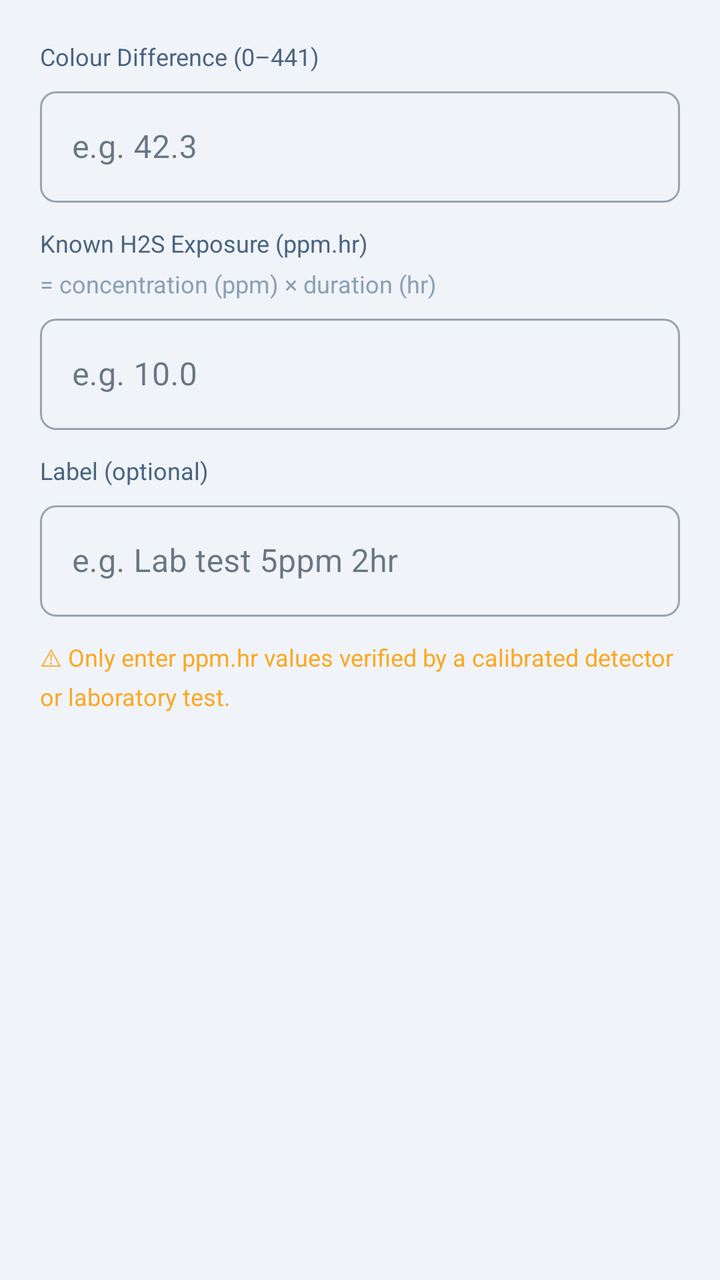
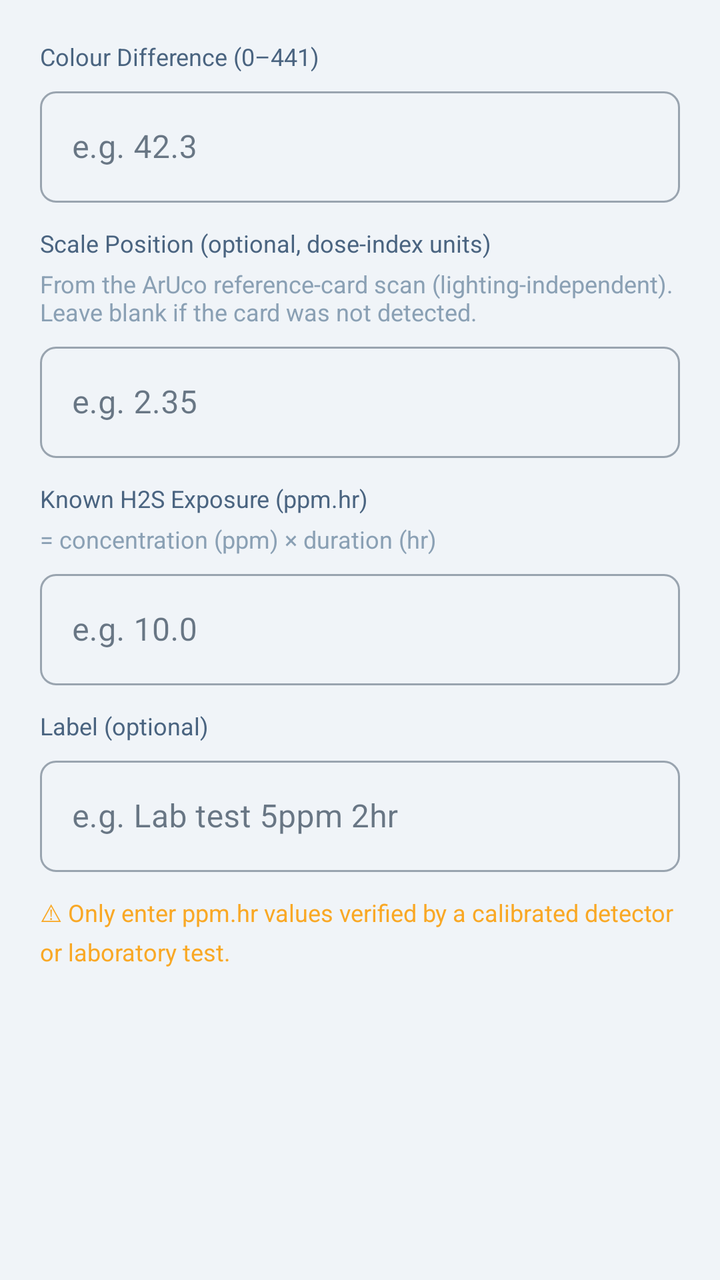

An Android layout rendered at two revisions. The XML below is the earlier revision; the diff shows what the commit changed to produce the second picture.
<!-- AndroidManifest.xml: application theme Theme.H2SDosimeter -->
<!-- res/layout/dialog_add_calibration_point.xml -->
<?xml version="1.0" encoding="utf-8"?>
<LinearLayout
    xmlns:android="http://schemas.android.com/apk/res/android"
    android:layout_width="match_parent"
    android:layout_height="wrap_content"
    android:orientation="vertical"
    android:padding="@dimen/card_padding">

    
    <TextView
        android:layout_width="match_parent"
        android:layout_height="wrap_content"
        android:text="Colour Difference (0–441)"
        android:textColor="@color/colorTextSecondary"
        android:textSize="@dimen/text_caption"
        android:layout_marginBottom="@dimen/spacing_4" />

    <com.google.android.material.textfield.TextInputLayout
        android:layout_width="match_parent"
        android:layout_height="wrap_content"
        android:hint="e.g. 42.3"
        android:layout_marginBottom="@dimen/spacing_12"
        style="@style/Widget.MaterialComponents.TextInputLayout.OutlinedBox">

        <com.google.android.material.textfield.TextInputEditText
            android:id="@+id/etColourDiff"
            android:layout_width="match_parent"
            android:layout_height="wrap_content"
            android:inputType="numberDecimal"
            android:imeOptions="actionNext" />
    </com.google.android.material.textfield.TextInputLayout>

    
    <TextView
        android:layout_width="match_parent"
        android:layout_height="wrap_content"
        android:text="Known H2S Exposure (ppm.hr)"
        android:textColor="@color/colorTextSecondary"
        android:textSize="@dimen/text_caption"
        android:layout_marginBottom="@dimen/spacing_4" />

    <TextView
        android:layout_width="match_parent"
        android:layout_height="wrap_content"
        android:text="= concentration (ppm) × duration (hr)"
        android:textColor="@color/colorTextHint"
        android:textSize="@dimen/text_caption"
        android:layout_marginBottom="@dimen/spacing_4" />

    <com.google.android.material.textfield.TextInputLayout
        android:layout_width="match_parent"
        android:layout_height="wrap_content"
        android:hint="e.g. 10.0"
        android:layout_marginBottom="@dimen/spacing_12"
        style="@style/Widget.MaterialComponents.TextInputLayout.OutlinedBox">

        <com.google.android.material.textfield.TextInputEditText
            android:id="@+id/etPpmHr"
            android:layout_width="match_parent"
            android:layout_height="wrap_content"
            android:inputType="numberDecimal"
            android:imeOptions="actionNext" />
    </com.google.android.material.textfield.TextInputLayout>

    
    <TextView
        android:layout_width="match_parent"
        android:layout_height="wrap_content"
        android:text="Label (optional)"
        android:textColor="@color/colorTextSecondary"
        android:textSize="@dimen/text_caption"
        android:layout_marginBottom="@dimen/spacing_4" />

    <com.google.android.material.textfield.TextInputLayout
        android:layout_width="match_parent"
        android:layout_height="wrap_content"
        android:hint="e.g. Lab test 5ppm 2hr"
        style="@style/Widget.MaterialComponents.TextInputLayout.OutlinedBox">

        <com.google.android.material.textfield.TextInputEditText
            android:id="@+id/etLabel"
            android:layout_width="match_parent"
            android:layout_height="wrap_content"
            android:inputType="text"
            android:imeOptions="actionDone" />
    </com.google.android.material.textfield.TextInputLayout>

    
    <TextView
        android:layout_width="match_parent"
        android:layout_height="wrap_content"
        android:layout_marginTop="@dimen/spacing_12"
        android:text="⚠ Only enter ppm.hr values verified by a calibrated detector or laboratory test."
        android:textColor="@color/colorStatusWarning"
        android:textSize="@dimen/text_caption"
        android:lineSpacingMultiplier="1.3" />

</LinearLayout>
<!-- resources referenced by this layout -->
<resources>
  <color name="colorStatusWarning">#F9A825</color>
  <color name="colorTextHint">#8AA0B4</color>
  <color name="colorTextSecondary">#4A6480</color>
  <dimen name="card_padding">20dp</dimen>
  <dimen name="spacing_12">12dp</dimen>
  <dimen name="spacing_4">4dp</dimen>
  <dimen name="text_caption">12sp</dimen>
  <style name="Theme.H2SDosimeter" parent="Theme.MaterialComponents.Light.NoActionBar">
  
          
          <item name="colorPrimary">@color/colorPrimary</item>
          <item name="colorPrimaryVariant">@color/colorPrimaryVariant</item>
          <item name="colorOnPrimary">@color/colorTextOnPrimary</item>
  
          
          <item name="colorSecondary">@color/colorAccent</item>
          <item name="colorSecondaryVariant">@color/colorAccentDark</item>
          <item name="colorOnSecondary">@color/white</item>
  
          
          <item name="android:colorBackground">@color/colorBackground</item>
          <item name="colorSurface">@color/colorSurface</item>
          <item name="colorOnBackground">@color/colorTextPrimary</item>
          <item name="colorOnSurface">@color/colorTextPrimary</item>
  
          
          <item name="android:statusBarColor">@color/colorPrimary</item>
          <item name="android:navigationBarColor">@color/colorPrimary</item>
  
          
          <item name="android:textColorPrimary">@color/colorTextPrimary</item>
          <item name="android:textColorSecondary">@color/colorTextSecondary</item>
          <item name="android:fontFamily">sans-serif</item>
  
          
          <item name="shapeAppearanceSmallComponent">@style/ShapeSmall</item>
          <item name="shapeAppearanceMediumComponent">@style/ShapeMedium</item>
          <item name="shapeAppearanceLargeComponent">@style/ShapeLarge</item>
      </style>
  <color name="colorPrimary">#0D2137</color>
  <color name="colorPrimaryVariant">#163352</color>
  <color name="colorTextOnPrimary">#FFFFFF</color>
  <color name="colorAccent">#00C4B4</color>
  <color name="colorAccentDark">#009688</color>
  <color name="white">#FFFFFF</color>
  <color name="colorBackground">#F0F4F8</color>
  <color name="colorSurface">#FFFFFF</color>
  <color name="colorTextPrimary">#0D2137</color>
  <style name="ShapeSmall" parent="ShapeAppearance.MaterialComponents.SmallComponent">
          <item name="cornerSize">8dp</item>
      </style>
  <style name="ShapeMedium" parent="ShapeAppearance.MaterialComponents.MediumComponent">
          <item name="cornerSize">12dp</item>
      </style>
  <style name="ShapeLarge" parent="ShapeAppearance.MaterialComponents.LargeComponent">
          <item name="cornerSize">16dp</item>
      </style>
</resources>

<!-- the commit's change to res/layout/dialog_add_calibration_point.xml (unified diff, before → after) -->
@@ -27,6 +27,38 @@
             android:layout_width="match_parent"
             android:layout_height="wrap_content"
             android:inputType="numberDecimal"
+            android:imeOptions="actionNext" />
+    </com.google.android.material.textfield.TextInputLayout>
+
+    
+    <TextView
+        android:layout_width="match_parent"
+        android:layout_height="wrap_content"
+        android:text="Scale Position (optional, dose-index units)"
+        android:textColor="@color/colorTextSecondary"
+        android:textSize="@dimen/text_caption"
+        android:layout_marginBottom="@dimen/spacing_4" />
+
+    <TextView
+        android:layout_width="match_parent"
+        android:layout_height="wrap_content"
+        android:text="From the ArUco reference-card scan (lighting-independent). Leave blank if the card was not detected."
+        android:textColor="@color/colorTextHint"
+        android:textSize="@dimen/text_caption"
+        android:layout_marginBottom="@dimen/spacing_4" />
+
+    <com.google.android.material.textfield.TextInputLayout
+        android:layout_width="match_parent"
+        android:layout_height="wrap_content"
+        android:hint="e.g. 2.35"
+        android:layout_marginBottom="@dimen/spacing_12"
+        style="@style/Widget.MaterialComponents.TextInputLayout.OutlinedBox">
+
+        <com.google.android.material.textfield.TextInputEditText
+            android:id="@+id/etScalePosition"
+            android:layout_width="match_parent"
+            android:layout_height="wrap_content"
+            android:inputType="numberDecimal|numberSigned"
             android:imeOptions="actionNext" />
     </com.google.android.material.textfield.TextInputLayout>
 
